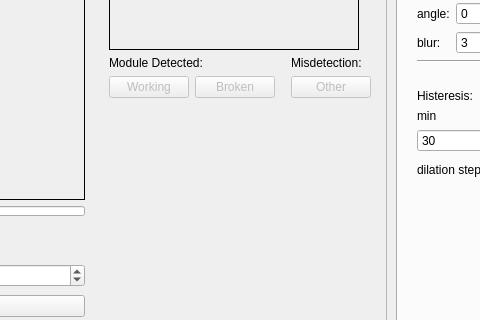
This is gui/design/create_dataset_gui.ui in cdeldon/thermography as Qt 5 draws it before an edit; both pictures show x 333 to 813 and y 137 to 457 of the 984 by 619 pixel window. The edited form follows.
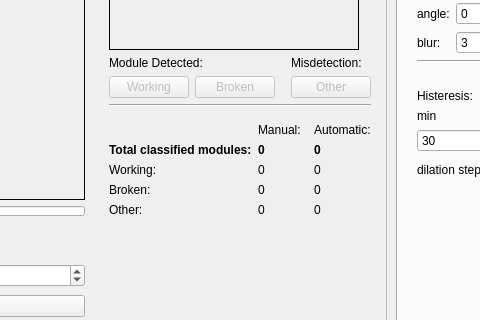
This is the edited form. Icons and pictures are not drawn.

Commit message: Gui for dataset creation shows statistics in real time

What changed in the file:
```diff
--- a/gui/design/create_dataset_gui.ui
+++ b/gui/design/create_dataset_gui.ui
@@ -540,6 +540,118 @@
          </item>
         </layout>
        </item>
+       <item>
+        <widget class="Line" name="line">
+         <property name="orientation">
+          <enum>Qt::Horizontal</enum>
+         </property>
+        </widget>
+       </item>
+       <item>
+        <layout class="QGridLayout" name="gridLayout_2">
+         <property name="topMargin">
+          <number>10</number>
+         </property>
+         <item row="4" column="0">
+          <widget class="QLabel" name="label_7">
+           <property name="text">
+            <string>Other:</string>
+           </property>
+          </widget>
+         </item>
+         <item row="1" column="0">
+          <widget class="QLabel" name="label_4">
+           <property name="text">
+            <string>&lt;html&gt;&lt;head/&gt;&lt;body&gt;&lt;p&gt;&lt;span style=&quot; font-weight:600;&quot;&gt;Total classified modules:&lt;/span&gt;&lt;/p&gt;&lt;/body&gt;&lt;/html&gt;</string>
+           </property>
+          </widget>
+         </item>
+         <item row="2" column="0">
+          <widget class="QLabel" name="label_5">
+           <property name="text">
+            <string>Working:</string>
+           </property>
+          </widget>
+         </item>
+         <item row="3" column="0">
+          <widget class="QLabel" name="label_6">
+           <property name="text">
+            <string>Broken:</string>
+           </property>
+          </widget>
+         </item>
+         <item row="0" column="2">
+          <widget class="QLabel" name="label_9">
+           <property name="text">
+            <string>Automatic:</string>
+           </property>
+          </widget>
+         </item>
+         <item row="0" column="1">
+          <widget class="QLabel" name="label_8">
+           <property name="text">
+            <string>Manual:</string>
+           </property>
+          </widget>
+         </item>
+         <item row="1" column="1">
+          <widget class="QLabel" name="total_manual_classified_label">
+           <property name="text">
+            <string>&lt;html&gt;&lt;head/&gt;&lt;body&gt;&lt;p&gt;&lt;span style=&quot; font-weight:600;&quot;&gt;0&lt;/span&gt;&lt;/p&gt;&lt;/body&gt;&lt;/html&gt;</string>
+           </property>
+          </widget>
+         </item>
+         <item row="1" column="2">
+          <widget class="QLabel" name="total_automatic_classified_label">
+           <property name="text">
+            <string>&lt;html&gt;&lt;head/&gt;&lt;body&gt;&lt;p&gt;&lt;span style=&quot; font-weight:600;&quot;&gt;0&lt;/span&gt;&lt;/p&gt;&lt;/body&gt;&lt;/html&gt;</string>
+           </property>
+          </widget>
+         </item>
+         <item row="2" column="1">
+          <widget class="QLabel" name="working_manual_classified_label">
+           <property name="text">
+            <string>0</string>
+           </property>
+          </widget>
+         </item>
+         <item row="2" column="2">
+          <widget class="QLabel" name="working_automatic_classified_label">
+           <property name="text">
+            <string>0</string>
+           </property>
+          </widget>
+         </item>
+         <item row="3" column="1">
+          <widget class="QLabel" name="broken_manual_classified_label">
+           <property name="text">
+            <string>0</string>
+           </property>
+          </widget>
+         </item>
+         <item row="3" column="2">
+          <widget class="QLabel" name="broken_automatic_classified_label">
+           <property name="text">
+            <string>0</string>
+           </property>
+          </widget>
+         </item>
+         <item row="4" column="1">
+          <widget class="QLabel" name="other_manual_classified_label">
+           <property name="text">
+            <string>0</string>
+           </property>
+          </widget>
+         </item>
+         <item row="4" column="2">
+          <widget class="QLabel" name="other_automatic_classified_label">
+           <property name="text">
+            <string>0</string>
+           </property>
+          </widget>
+         </item>
+        </layout>
+       </item>
        <item>
         <spacer name="verticalSpacer">
          <property name="orientation">
```
The commit also changes 2 other files.
